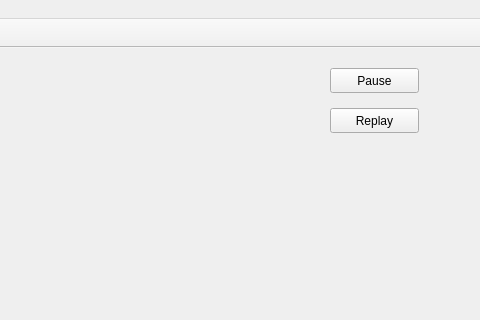
The window that mainwindow.ui (RedocDracula/Emotional_Analysis_QT) describes before a commit, drawn with Qt 5; both pictures show x 320 to 800 and y 0 to 320 of the 800 by 600 pixel window.
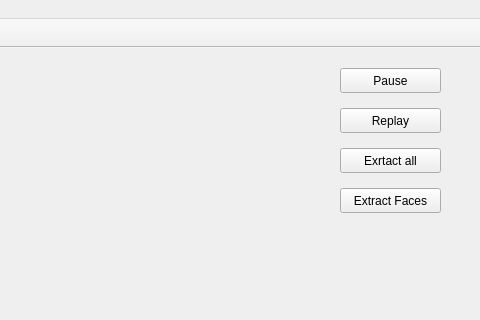
The same window after the commit. Custom widgets are drawn as their Qt base class.

Commit message: Face Detection Func. added

```diff
--- a/mainwindow.ui
+++ b/mainwindow.ui
@@ -197,9 +197,9 @@
    <widget class="QPushButton" name="pause">
     <property name="geometry">
      <rect>
-      <x>650</x>
+      <x>660</x>
       <y>20</y>
-      <width>89</width>
+      <width>101</width>
       <height>25</height>
      </rect>
     </property>
@@ -301,9 +301,9 @@
    <widget class="QPushButton" name="replayButton">
     <property name="geometry">
      <rect>
-      <x>650</x>
+      <x>660</x>
       <y>60</y>
-      <width>89</width>
+      <width>101</width>
       <height>25</height>
      </rect>
     </property>
@@ -311,6 +311,32 @@
      <string>Replay</string>
     </property>
    </widget>
+   <widget class="QPushButton" name="extractButton">
+    <property name="geometry">
+     <rect>
+      <x>660</x>
+      <y>100</y>
+      <width>101</width>
+      <height>25</height>
+     </rect>
+    </property>
+    <property name="text">
+     <string>Exrtact all</string>
+    </property>
+   </widget>
+   <widget class="QPushButton" name="pushButton">
+    <property name="geometry">
+     <rect>
+      <x>660</x>
+      <y>140</y>
+      <width>101</width>
+      <height>25</height>
+     </rect>
+    </property>
+    <property name="text">
+     <string>Extract Faces</string>
+    </property>
+   </widget>
    <zorder>layoutWidget</zorder>
    <zorder>semanticBox</zorder>
    <zorder>ageBox</zorder>
```
Left out of the diff: 2 changed lines with no effect on the pictures. The commit also changes 7 other files.
